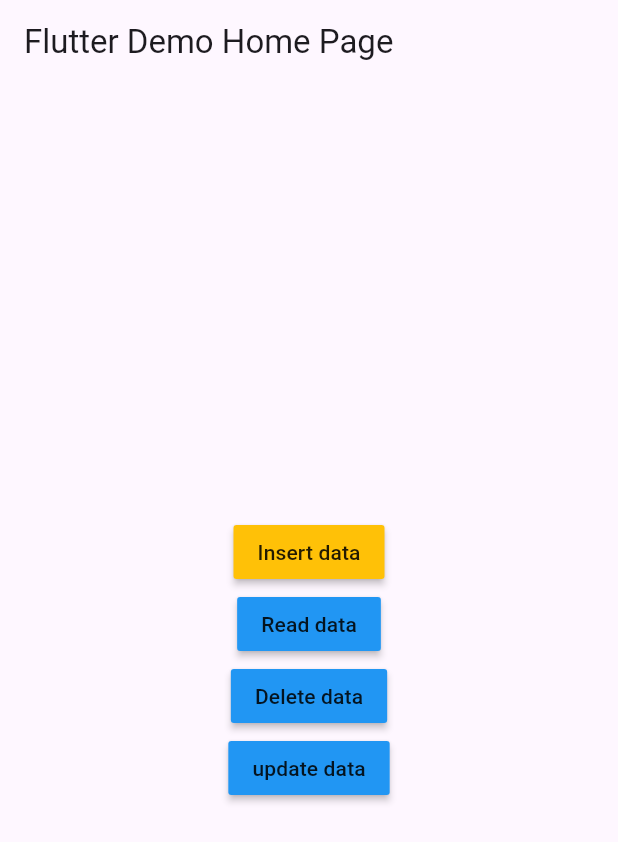
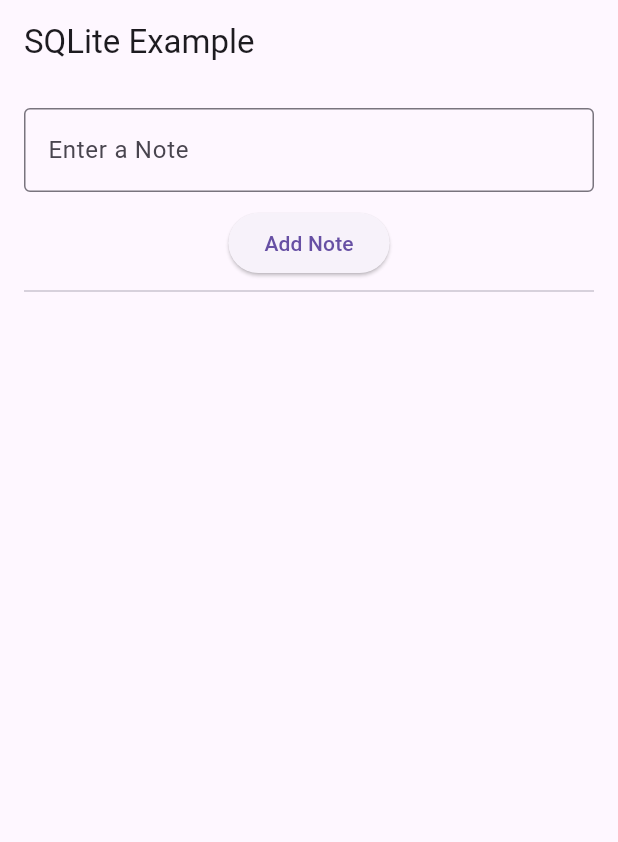
Before and after one commit to malkthere/mad_lesson01_2425, a Flutter app: the screen it shows after launch, on a phone screen of 412 x 824 dp. Shown: the top 842 px of the screen. Run offline on Flutter 3.47's test engine with Material 3 defaults, Android fonts, the phone set to English and light mode, and no system bars; our stand-ins replace sqflite; accounts and stored records are empty.

Commit message:
lesson 06-a (local database SQFLite) use of textfield and AlertDialog

```diff
--- a/lib/main.dart
+++ b/lib/main.dart
@@ -1,6 +1,5 @@
-//import 'package:db003_b_try/sqldb.dart';
-import 'package:mad_lesson1_2425/DatabaseHelper.dart';
 import 'package:flutter/material.dart';
+import 'DatabaseHelper.dart';
 
 void main() {
   runApp(const MyApp());
@@ -9,40 +8,18 @@ void main() {
 class MyApp extends StatelessWidget {
   const MyApp({super.key});
 
-  // This widget is the root of your application.
   @override
   Widget build(BuildContext context) {
     return MaterialApp(
-      title: 'Flutter Demo',
-      theme: ThemeData(
-        // This is the theme of your application.
-        //
-        // Try running your application with "flutter run". You'll see the
-        // application has a blue toolbar. Then, without quitting the app, try
-        // changing the primarySwatch below to Colors.green and then invoke
-        // "hot reload" (press "r" in the console where you ran "flutter run",
-        // or simply save your changes to "hot reload" in a Flutter IDE).
-        // Notice that the counter didn't reset back to zero; the application
-        // is not restarted.
-        primarySwatch: Colors.blue,
-      ),
-      home: const MyHomePage(title: 'Flutter Demo Home Page'),
+      title: 'Flutter Database Example',
+      theme: ThemeData(primarySwatch: Colors.blue),
+      home: const MyHomePage(title: 'SQLite Example'),
     );
   }
 }
 
 class MyHomePage extends StatefulWidget {
   const MyHomePage({super.key, required this.title});
-
-  // This widget is the home page of your application. It is stateful, meaning
-  // that it has a State object (defined below) that contains fields that affect
-  // how it looks.
-
-  // This class is the configuration for the state. It holds the values (in this
-  // case the title) provided by the parent (in this case the App widget) and
-  // used by the build method of the State. Fields in a Widget subclass are
-  // always marked "final".
-
   final String title;
 
   @override
@@ -50,103 +27,129 @@ class MyHomePage extends StatefulWidget {
 }
 
 class _MyHomePageState extends State<MyHomePage> {
+  final SqlDb sqlDb = SqlDb();
 
-//TextEditingController delcon=TextEditingController();
-//TextEditingController newnote=TextEditingController();
-//TextEditingController readcon=TextEditingController();
+  // Controllers for input fields
+  final TextEditingController _noteController = TextEditingController();
+  final TextEditingController _updateController = TextEditingController();
 
+  // Store fetched notes
+  List<Map> _notes = [];
 
-  SqlDb sqlDb=SqlDb();
+  @override
+  void initState() {
+    super.initState();
+    fetchNotes();
+  }
+
+  Future<void> fetchNotes() async {
+    List<Map> response = await sqlDb.readData("SELECT * FROM notes");
+    setState(() {
+      _notes = response;
+    });
+  }
+
+  Future<void> insertNote() async {
+    if (_noteController.text.isNotEmpty) {
+      await sqlDb.insertData(
+          "INSERT INTO notes (note) VALUES ('${_noteController.text}')");
+      _noteController.clear();
+      fetchNotes();
+    }
+  }
+
+  Future<void> updateNote(int id) async {
+    if (_updateController.text.isNotEmpty) {
+      await sqlDb.updateData(
+          "UPDATE notes SET note = '${_updateController.text}' WHERE id = $id");
+      _updateController.clear();
+      fetchNotes();
+    }
+  }
+
+  Future<void> deleteNote(int id) async {
+    await sqlDb.deleteData("DELETE FROM notes WHERE id = $id");
+    fetchNotes();
+  }
+
   @override
   Widget build(BuildContext context) {
-    // This method is rerun every time setState is called, for instance as done
-    // by the _incrementCounter method above.
-    //
-    // The Flutter framework has been optimized to make rerunning build methods
-    // fast, so that you can just rebuild anything that needs updating rather
-    // than having to individually change instances of widgets.
     return Scaffold(
-      appBar: AppBar(
-        // Here we take the value from the MyHomePage object that was created by
-        // the App.build method, and use it to set our appbar title.
-        title: Text(widget.title),
-      ),
-      body: Center(
-        // Center is a layout widget. It takes a single child and positions it
-        // in the middle of the parent.
+      appBar: AppBar(title: Text(widget.title)),
+      body: Padding(
+        padding: const EdgeInsets.all(16.0),
         child: Column(
-          mainAxisAlignment: MainAxisAlignment.center,
           children: [
-            /* Padding(
-              padding: EdgeInsets.all(15),
-              child: TextField(
-               // controller: newnote,
-                maxLines: 4,
-                decoration: InputDecoration(
+            // Input Field for Adding Notes
+            TextField(
+              controller: _noteController,
+              decoration: const InputDecoration(
+                labelText: 'Enter a Note',
                 border: OutlineInputBorder(),
-                                    labelText: 'Enter a note',
-                  hintText: 'Enter your Note overe here',
-                ),      ), ),*/
-            Center(
-              child: MaterialButton(
-                color: Colors.amber,
-                onPressed:() async{
-                  int response = await sqlDb.insertData("INSERT INTO 'notes' ('note') VALUES ('my note is ..... some text over here ')");
-                  print(response);
-                },
-                child:Text("Insert data"),
               ),
             ),
-            /*Center(
-              child: TextField(
-              //  controller: readcon,
+            const SizedBox(height: 10),
+            ElevatedButton(
+              onPressed: insertNote,
+              child: const Text('Add Note'),
             ),
-            ),*/
-            Center(
-              child: MaterialButton(
-                color: Colors.blue,
-                onPressed:() async{
-                  List<Map> response=  await sqlDb.readData("SELECT * FROM 'notes' where id=1");
-                  print(response);
 
-                },
-                child:Text("Read data"),
+            const Divider(),
+
+            // Display Notes in a ListView
+            Expanded(
+              child: ListView.builder(
+                itemCount: _notes.length,
+                itemBuilder: (context, index) {
+                  final note = _notes[index];
+                  return Card(
+                    child: ListTile(
+                      title: Text(note['note']),
+                      subtitle: Text('ID: ${note['id']}'),
+                      trailing: Row(
+                        mainAxisSize: MainAxisSize.min,
+                        children: [
+                          IconButton(
+                            icon: const Icon(Icons.edit),
+                            onPressed: () {
+                              _updateController.text = note['note'];
+                              showDialog(
+                                context: context,
+                                builder: (_) => AlertDialog(
+                                  title: const Text('Update Note'),
+                                  content: TextField(
+                                    controller: _updateController,
+                                    decoration: const InputDecoration(
+                                      labelText: 'New Note',
                                     ),
                                   ),
-            /*Padding(
-            padding: EdgeInsets.all(15),
-            child: TextField(
-              //controller: delcon,
-                decoration: InputDecoration(
-                    border: OutlineInputBorder(),
-                    labelText: 'note No to delet',
-                         hintText: 'Enter a Note No. to be deleted',
-                ),      ), ),*/
-            Center(
-              child: MaterialButton(
-                color: Colors.blue,
-                onPressed:() async{
-                  int response=  await sqlDb.deleteData("DELETE FROM 'notes' WHERE id=1");
-                  print(response);
-
+                                  actions: [
+                                    TextButton(
+                                      onPressed: () {
+                                        updateNote(note['id']);
+                                        Navigator.pop(context);
                                       },
-                child:Text("Delete data"),
+                                      child: const Text('Update'),
+                                    ),
+                                  ],
+                                ),
+                              );
+                            },
+                          ),
+                          IconButton(
+                            icon: const Icon(Icons.delete),
+                            onPressed: () => deleteNote(note['id']),
+                          ),
+                        ],
                       ),
                     ),
-            Center(
-              child: MaterialButton(
-                color: Colors.blue,
-                onPressed:() async{
-                  int response=  await sqlDb.updateData("UPDATE 'notes' SET note = 'not two' WHERE id = 2");
-                  print(response);
-
+                  );
                 },
-                child:Text("update data"),
               ),
-            )
+            ),
           ],
         ),
-      ),       // This trailing comma makes auto-formatting nicer for build methods.
+      ),
     );
   }
 }
```
Lines whose indentation alone changed are shown as unchanged.
